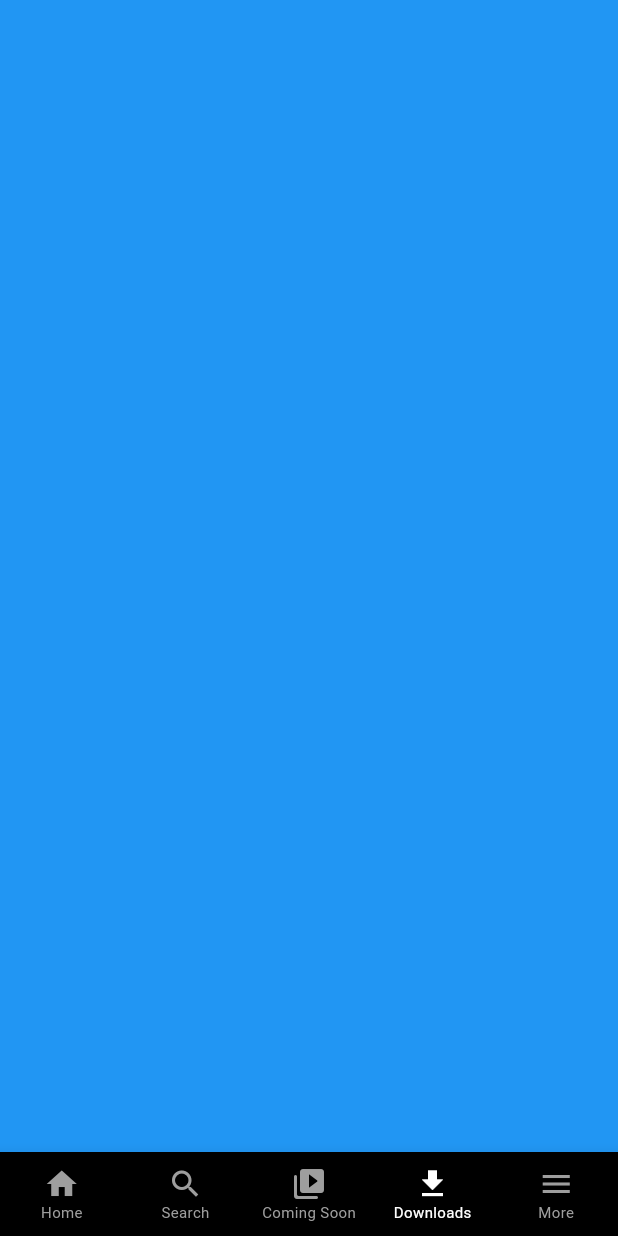
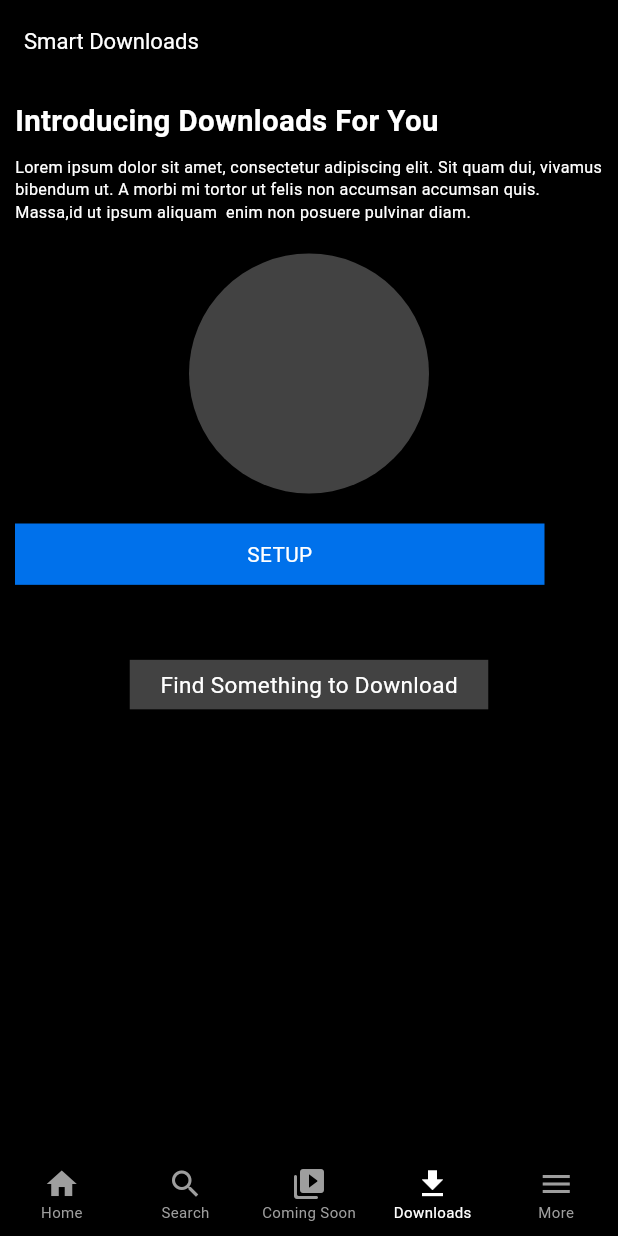
Before and after one commit to AdithyaSobhin/netflix_clone, a Flutter app: the screen it shows after launch, item 4 of the bottom bar chosen, on a phone screen of 412 x 824 dp. Run offline on Flutter 3.47's test engine with Material 3 defaults, Android fonts, the phone set to English and light mode, and no system bars; our stand-ins replace icons_plus; network calls fail.

Commit message:
created download screen

```diff
--- a/lib/view/bottom_navbar_screen/bottom_navbar_screen.dart
+++ b/lib/view/bottom_navbar_screen/bottom_navbar_screen.dart
@@ -1,6 +1,7 @@
 import 'package:flutter/material.dart';
 import 'package:netflix_clone/utils/color_constants.dart';
 import 'package:netflix_clone/view/coming_soon_screen/coming_soon_screen.dart';
+import 'package:netflix_clone/view/downloads_screen/download_screen.dart';
 import 'package:netflix_clone/view/home_screen/home_screen.dart';
 import 'package:netflix_clone/view/more_screen/more_screen.dart';
 import 'package:netflix_clone/view/search_screen/search_screen.dart';
@@ -17,9 +18,7 @@ class _BottomNavbarScreenState extends State<BottomNavbarScreen> {
     HomeScreen(),
     SearchScreen(),
     ComingSoonScreen(),
-    Container(
-      color: Colors.blue,
-    ),
+    DownloadScreen(),
     MoreScreen()
   ];
   int selectedIndex = 0;
--- /dev/null
+++ b/lib/view/downloads_screen/download_screen.dart
@@ -0,0 +1,83 @@
+import 'package:flutter/material.dart';
+import 'package:netflix_clone/utils/color_constants.dart';
+
+class DownloadScreen extends StatelessWidget {
+  const DownloadScreen({super.key});
+
+  @override
+  Widget build(BuildContext context) {
+    return Scaffold(
+      backgroundColor: ColorConstants.mainBlack,
+      appBar: AppBar(
+        backgroundColor: ColorConstants.mainBlack,
+        title: Text(
+          "Smart Downloads",
+          style: TextStyle(color: ColorConstants.mainWhite, fontSize: 14.72),
+        ),
+      ),
+      body: Padding(
+        padding: const EdgeInsets.all(10),
+        child: Column(
+          crossAxisAlignment: CrossAxisAlignment.start,
+          children: [
+            Text("Introducing Downloads For You",
+                style: TextStyle(
+                    color: ColorConstants.mainWhite,
+                    fontSize: 19.63,
+                    fontWeight: FontWeight.bold)),
+            SizedBox(
+              height: 10,
+            ),
+            Text(
+                "Lorem ipsum dolor sit amet, consectetur adipiscing elit. Sit quam dui, vivamus bibendum ut. A morbi mi tortor ut felis non accumsan accumsan quis. Massa,id ut ipsum aliquam  enim non posuere pulvinar diam.",
+                style: TextStyle(
+                  color: ColorConstants.mainWhite,
+                  fontSize: 10.78,
+                )),
+            SizedBox(
+              height: 20,
+            ),
+            Center(
+              child: CircleAvatar(
+                radius: 80,
+                backgroundColor: Color(0xff424242),
+              ),
+            ),
+            SizedBox(
+              height: 20,
+            ),
+            Container(
+              height: 40.89,
+              width: 353,
+              color: Color(0xff0071EB),
+              child: Center(
+                child: Text("SETUP",
+                    style: TextStyle(
+                      color: ColorConstants.mainWhite,
+                      fontSize: 13.86,
+                    )),
+              ),
+            ),
+            SizedBox(
+              height: 50,
+            ),
+            Center(
+              child: Container(
+                height: 33,
+                width: 239,
+                color: Color(0xff424242),
+                child: Center(
+                  child: Text("Find Something to Download",
+                      style: TextStyle(
+                        color: ColorConstants.mainWhite,
+                        fontSize: 15,
+                      )),
+                ),
+              ),
+            )
+          ],
+        ),
+      ),
+    );
+  }
+}
--- a/pubspec.yaml
+++ b/pubspec.yaml
@@ -34,6 +34,7 @@ dependencies:
   # The following adds the Cupertino Icons font to your application.
   # Use with the CupertinoIcons class for iOS style icons.
   cupertino_icons: ^1.0.6
+  icons_plus: ^5.0.0
 
 dev_dependencies:
   flutter_test:
```
Also changed, not shown: lib/view/home_screen/home_screen.dart (+17 -7 lines), lib/view/home_screen/my_list_screen/my_list_screen.dart (added, +55 -0 lines), lib/view/more_screen/more_screen.dart (+92 -33 lines), pubspec.lock.
